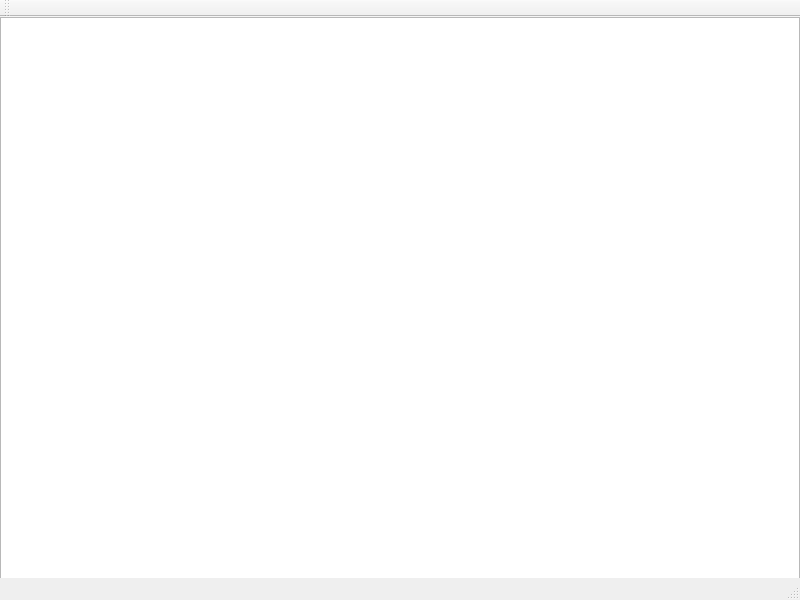
This is scenario_editor/mainwindow.ui in zeyefkey/scenario_runner as Qt 5 draws it before an edit. The edited form follows.
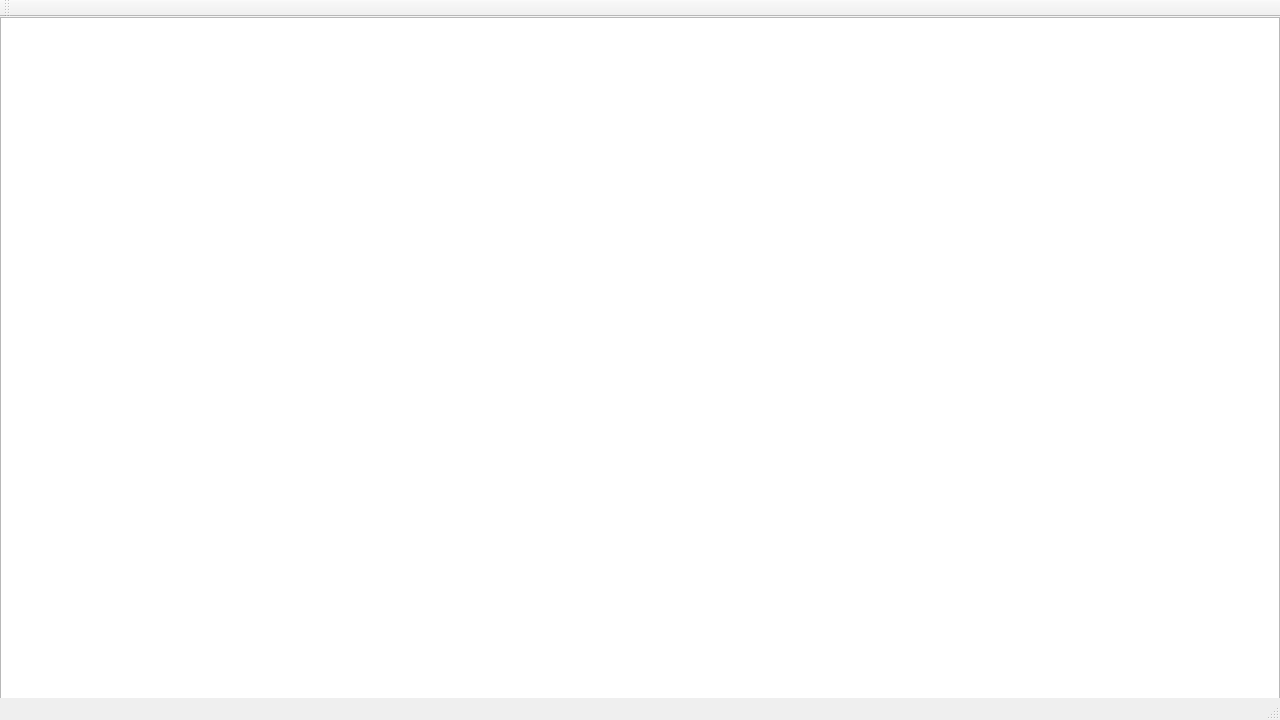
This is the edited form.

Commit message: Modified view size

```diff
--- a/scenario_editor/mainwindow.ui
+++ b/scenario_editor/mainwindow.ui
@@ -6,8 +6,8 @@
    <rect>
     <x>0</x>
     <y>0</y>
-    <width>800</width>
-    <height>600</height>
+    <width>1280</width>
+    <height>720</height>
    </rect>
   </property>
   <property name="windowTitle">
@@ -19,8 +19,8 @@
      <rect>
       <x>0</x>
       <y>0</y>
-      <width>800</width>
-      <height>600</height>
+      <width>1280</width>
+      <height>720</height>
      </rect>
     </property>
    </widget>
```
Left out of the diff: 2 changed lines with no effect on the pictures. The commit also changes 2 other files.
